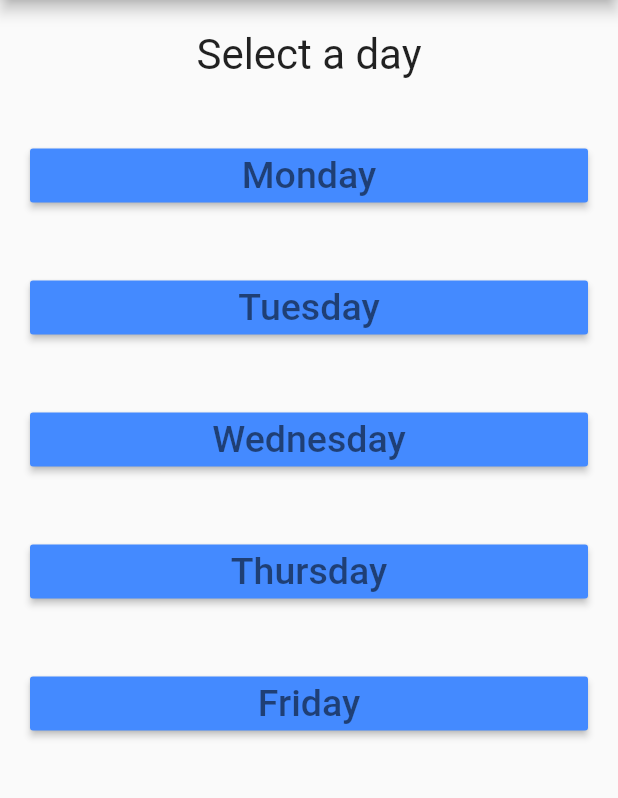
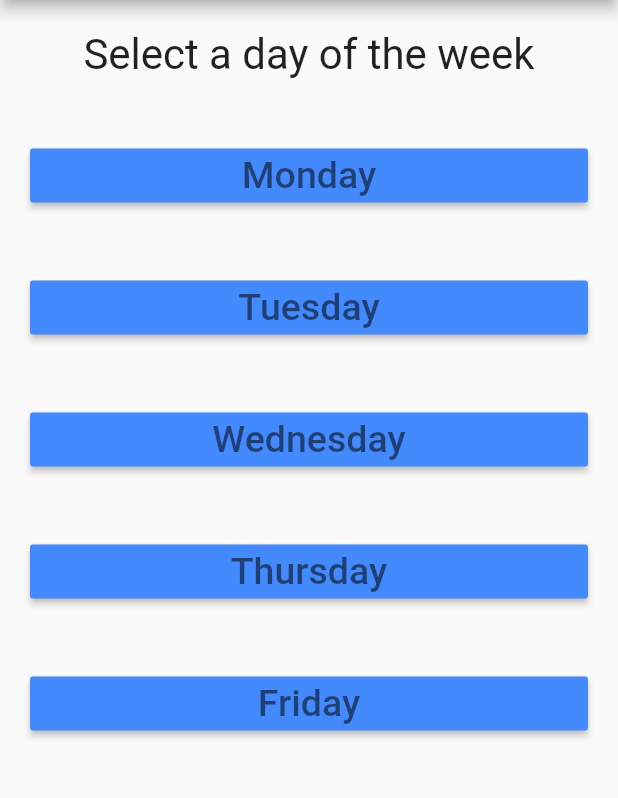
Before and after one commit to sagar-harry/TimeTableApp, a Flutter app: the screen it shows after launch, on a phone screen of 412 x 824 dp, the part 84-882 px from its top. Run offline on Flutter 3.47's test engine with Material 2 defaults, Android fonts, the phone set to English and light mode, and no system bars.

Commit message:
Changed the title 'on what day?' to 'Select a day of the week'

```diff
--- a/lib/main.dart
+++ b/lib/main.dart
@@ -36,7 +36,7 @@ class _MyAppState extends State {
 
   final _questions = const [
     {
-      "questionText": "Select a day",
+      "questionText": "Select a day of the week",
       "answers": [
         {"text": "Monday", "score": 0},
         {"text": "Tuesday", "score": 3},
```
